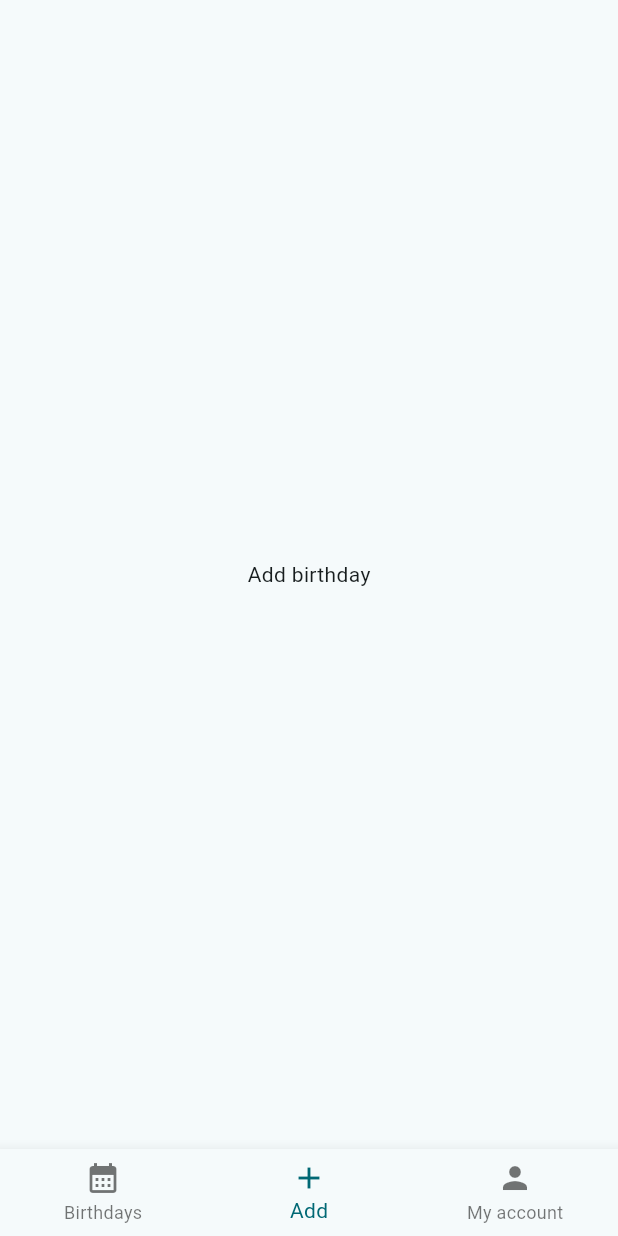
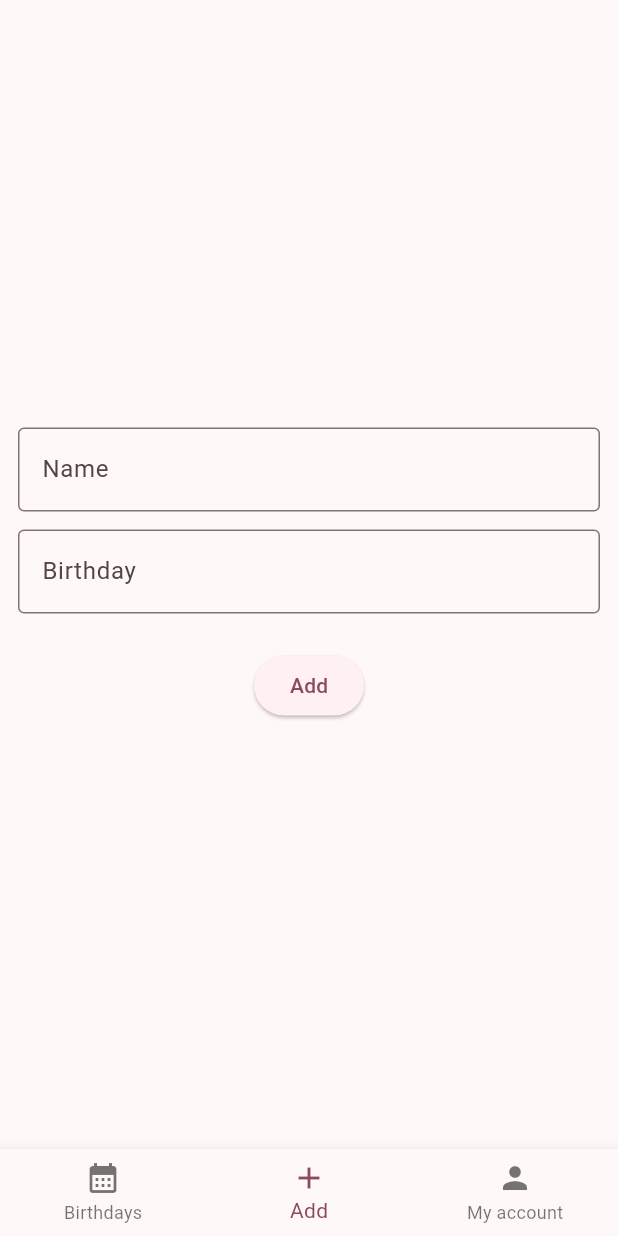
Before and after one commit to lechsebastian/birthdays_reminder_app, a Flutter app: the screen it shows once a user with an empty profile is signed in, item 2 of the bottom bar chosen, on a phone screen of 412 x 824 dp. Run offline on Flutter 3.47's test engine with Material 3 defaults, Android fonts, the phone set to English and light mode, and no system bars; our stand-ins replace cloud_firestore, firebase_auth, firebase_core; accounts and stored records are empty; network calls fail.

Commit message:
Implement adding birthdays

```diff
--- a/lib/app/home/add_birthday/add_birthday_page_content.dart
+++ b/lib/app/home/add_birthday/add_birthday_page_content.dart
@@ -1,14 +1,72 @@
+import 'dart:math';
+import 'package:cloud_firestore/cloud_firestore.dart';
 import 'package:flutter/material.dart';
 
-class AddBirthdayPageContent extends StatelessWidget {
+class AddBirthdayPageContent extends StatefulWidget {
   const AddBirthdayPageContent({
     super.key,
   });
 
   @override
+  State<AddBirthdayPageContent> createState() => _AddBirthdayPageContentState();
+}
+
+class _AddBirthdayPageContentState extends State<AddBirthdayPageContent> {
+  var name = '';
+  var date = '';
+  int daysRandom = Random().nextInt(100);
+
+  @override
   Widget build(BuildContext context) {
-    return const Center(
-      child: Text('Add birthday'),
+    return Center(
+      child: Padding(
+        padding: const EdgeInsets.all(12.0),
+        child: Column(
+          mainAxisAlignment: MainAxisAlignment.center,
+          children: [
+            TextField(
+              onChanged: (value) {
+                setState(() {
+                  name = value;
+                });
+              },
+              decoration: const InputDecoration(
+                label: Text('Name'),
+                hintText: 'Adam Małysz',
+                border: OutlineInputBorder(),
+              ),
+            ),
+            const SizedBox(
+              height: 12,
+            ),
+            TextField(
+              onChanged: (value) {
+                setState(() {
+                  date = value;
+                });
+              },
+              decoration: const InputDecoration(
+                label: Text('Birthday'),
+                hintText: '31-12-1999',
+                border: OutlineInputBorder(),
+              ),
+            ),
+            const SizedBox(
+              height: 24,
+            ),
+            ElevatedButton(
+              onPressed: () {
+                FirebaseFirestore.instance.collection('birthdays').add({
+                  'name': name,
+                  'date': date,
+                  'days': daysRandom,
+                });
+              },
+              child: const Text('Add'),
+            ),
+          ],
+        ),
+      ),
     );
   }
 }
--- a/lib/app/home/birthdays/birthdays_page_content.dart
+++ b/lib/app/home/birthdays/birthdays_page_content.dart
@@ -72,6 +72,9 @@ class BirthdaysPageContent extends StatelessWidget {
                       ),
                     ),
                   ),
+                  const SizedBox(
+                    height: 24,
+                  ),
                 ],
               ],
             ),
--- a/lib/main.dart
+++ b/lib/main.dart
@@ -22,7 +22,7 @@ class MyApp extends StatelessWidget {
     return MaterialApp(
       debugShowCheckedModeBanner: false,
       theme: ThemeData(
-        colorScheme: ColorScheme.fromSeed(seedColor: Colors.grey),
+        colorScheme: ColorScheme.fromSeed(seedColor: Colors.black),
         useMaterial3: true,
       ),
       home: const RootPage(),
```
